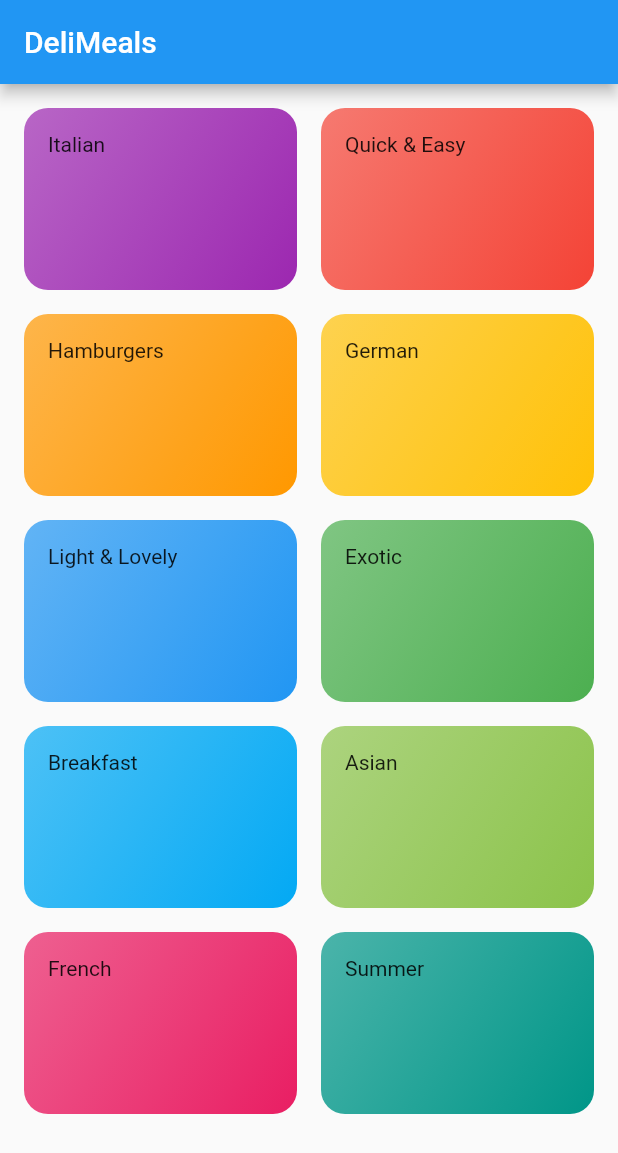
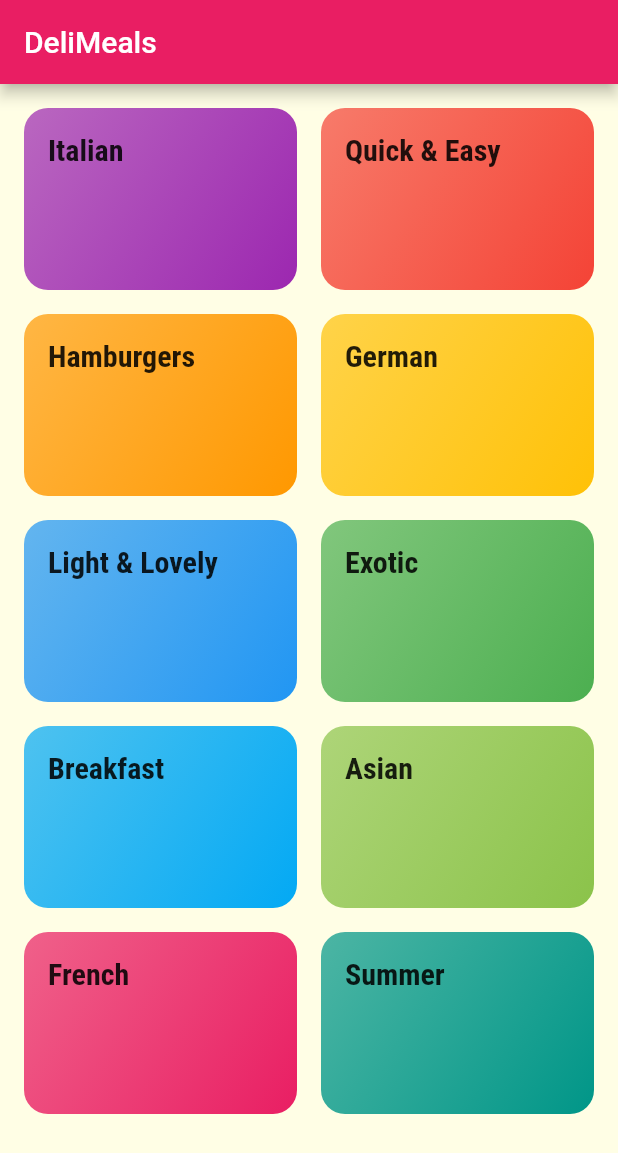
Before and after one commit to FadyFawzyOfficial/meals, a Flutter app: the screen it shows after launch, on a phone screen of 412 x 824 dp. Shown: the top 1153 px of the screen. Run offline on Flutter 3.47's test engine with Material 2 defaults, Android fonts, the phone set to English and light mode, and no system bars.

Commit message:
8. Style & Theme the App (Global Styling & Theming)

```diff
--- a/lib/main.dart
+++ b/lib/main.dart
@@ -9,9 +9,28 @@ class MyApp extends StatelessWidget {
 
   @override
   Widget build(BuildContext context) {
-    return const MaterialApp(
+    return MaterialApp(
       title: 'DeliMeals',
-      home: CategoriesScreen(),
+      theme: ThemeData(
+        fontFamily: 'Raleway',
+        primarySwatch: Colors.pink,
+        accentColor: Colors.amber,
+        canvasColor: const Color.fromRGBO(255, 254, 229, 1),
+        textTheme: ThemeData.light().textTheme.copyWith(
+              bodyLarge: const TextStyle(
+                color: Color.fromRGBO(20, 52, 52, 1),
+              ),
+              bodyMedium: const TextStyle(
+                color: Color.fromRGBO(20, 52, 52, 1),
+              ),
+              titleMedium: const TextStyle(
+                fontSize: 20,
+                fontFamily: 'RobotoCondensed',
+                fontWeight: FontWeight.bold,
+              ),
+            ),
+      ),
+      home: const CategoriesScreen(),
     );
   }
 }
--- a/lib/widgets/category_item.dart
+++ b/lib/widgets/category_item.dart
@@ -22,7 +22,10 @@ class CategoryItem extends StatelessWidget {
           end: AlignmentDirectional.bottomEnd,
         ),
       ),
-      child: Text(category.title),
+      child: Text(
+        category.title,
+        style: Theme.of(context).textTheme.titleMedium,
+      ),
     );
   }
 }
```
